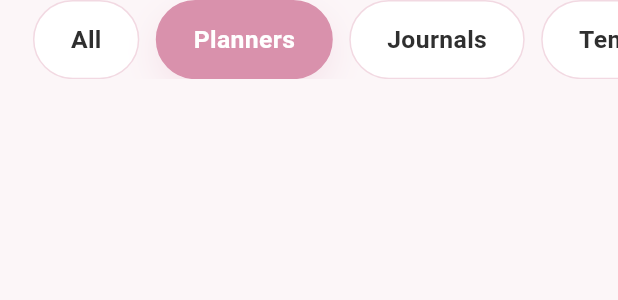
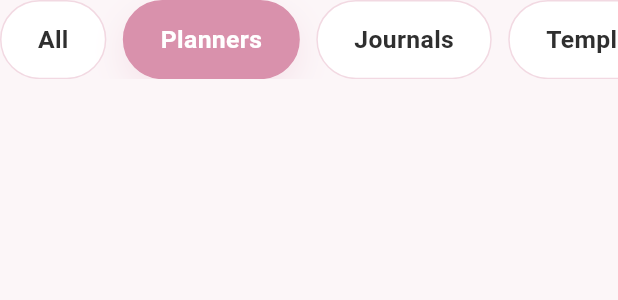
Before and after one commit to CielunaShop/cieluna-shop, a Flutter app: the CategorySelector widget shown alone on an empty page, opened directly with empty values, on a phone screen of 412 x 824 dp. Shown: the top 300 px of the screen. Run offline on Flutter 3.47's test engine with Material 3 defaults, Android fonts, the phone set to English and light mode, and no system bars; our stand-ins replace flutter_screenutil, smooth_page_indicator; Roboto replaces fonts that are missing (Poppins).

Commit message:
updated mobile padding

```diff
--- a/lib/ui/pages/home/mobile_home.dart
+++ b/lib/ui/pages/home/mobile_home.dart
@@ -29,10 +29,9 @@ class MobileHome extends StatelessWidget {
       body: SafeArea(
         child: SingleChildScrollView(
           child: Padding(
-            // padding: const EdgeInsets.all(8.0),
+            // padding: const EdgeInsets.all(20),
             // padding: EdgeInsets.fromLTRB(16.w, 20.h, 16.w, 24.h),
-            padding: EdgeInsets.symmetric(horizontal: 22.w, vertical: 22.h),
-
+            padding: EdgeInsets.symmetric(horizontal: 18.w, vertical: 20.h),
             child: Column(
               children: [
                 const HeroSection(),
--- a/lib/ui/widgets/mobile/category_selector.dart
+++ b/lib/ui/widgets/mobile/category_selector.dart
@@ -16,12 +16,14 @@ class CategorySelector extends StatelessWidget {
     required this.onSelect,
   });
 
-  static const categories = <ProductCategory?>[
+  static const categories = [
     null,
     ProductCategory.planners,
     ProductCategory.journals,
     ProductCategory.templates,
     ProductCategory.worksheets,
+    ProductCategory.notes,
+    ProductCategory.todos,
     ProductCategory.bundles,
   ];
 
@@ -39,10 +41,12 @@ class CategorySelector extends StatelessWidget {
         return "Worksheets";
       case ProductCategory.bundles:
         return "Bundles";
+
       case ProductCategory.notes:
-        throw "Notes";
+        return "Notes";
+
       case ProductCategory.todos:
-        throw "To-Dos";
+        return "To-Do";
     }
   }
 
@@ -51,7 +55,7 @@ class CategorySelector extends StatelessWidget {
     return SizedBox(
       height: 52.h,
       child: ListView.separated(
-        padding: EdgeInsets.symmetric(horizontal: 20.w),
+        padding: EdgeInsets.zero,
         scrollDirection: Axis.horizontal,
 
         itemCount: categories.length,
--- a/lib/ui/widgets/mobile/hero_section.dart
+++ b/lib/ui/widgets/mobile/hero_section.dart
@@ -10,7 +10,7 @@ class HeroSection extends StatelessWidget {
   @override
   Widget build(BuildContext context) {
     return Container(
-      margin: EdgeInsets.fromLTRB(20.w, 20.h, 20.w, 0),
+      // margin: EdgeInsets.fromLTRB(20.w, 20.h, 20.w, 0),
       padding: EdgeInsets.symmetric(horizontal: 28.w, vertical: 36.h),
       decoration: BoxDecoration(
         color: card,
--- a/lib/ui/widgets/shared/section_title.dart
+++ b/lib/ui/widgets/shared/section_title.dart
@@ -21,7 +21,7 @@ class SectionTitle extends StatelessWidget {
       children: [
         Container(
           margin: EdgeInsets.symmetric(
-            horizontal: isDesktop ? 0 : 15,
+            horizontal: isDesktop ? 0 : 10,
           ),
           width: double.infinity,
           height: isDesktop ? 1 : 2,
```
Also changed, not shown: lib/data/products.dart (+50 -3 lines), assets/planners/celestial/cover.png (added), assets/planners/celestial/preview1.png (added), assets/planners/celestial/preview2.png (added), assets/planners/celestial/preview3.png (added).
